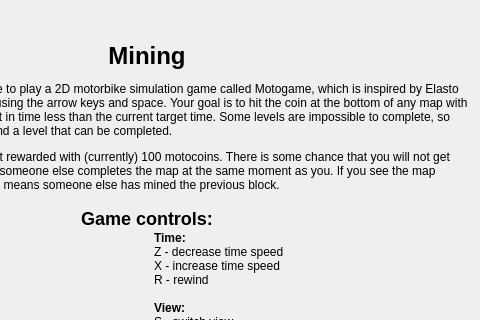
Above: src/qt/forms/gamehelpdialog.ui from motocoin-dev/motocoin before the change; both pictures show x 186 to 666 and y 0 to 320 of the 666 by 486 pixel window. Below: the same form after it.
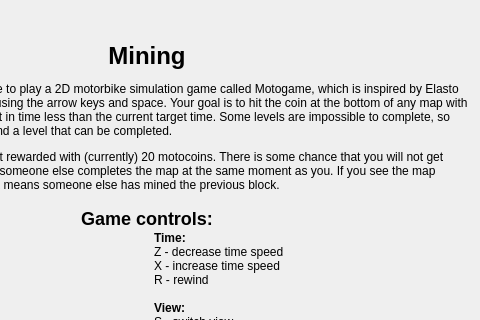
That is the form after the change.

Commit message: game help: change reward to 20 MOTO

Patch:
```diff
--- a/src/qt/forms/gamehelpdialog.ui
+++ b/src/qt/forms/gamehelpdialog.ui
@@ -32,7 +32,7 @@
 &lt;body&gt;
 &lt;h1 align=&quot;center&quot;&gt;Mining&lt;/h1&gt;
 &lt;p&gt;To mine &lt;b&gt;motocoins&lt;/b&gt; you will have to play a 2D motorbike simulation game called Motogame, which is inspired by Elasto Mania. You control your bike by using the arrow keys and space. Your goal is to hit the coin at the bottom of any map with a wheel or the helmet and to do it in time less than the current target time. Some levels are impossible to complete, so just keep pressing F6 until you find a level that can be completed.&lt;/p&gt;
-&lt;p&gt;When you hit the coin you will get rewarded with (currently) 100 motocoins. There is some chance that you will not get your reward - this may happen if someone else completes the map at the same moment as you. If you see the map suddenly change while playing, it means someone else has mined the previous block. &lt;/p&gt;
+&lt;p&gt;When you hit the coin you will get rewarded with (currently) 20 motocoins. There is some chance that you will not get your reward - this may happen if someone else completes the map at the same moment as you. If you see the map suddenly change while playing, it means someone else has mined the previous block. &lt;/p&gt;
 &lt;h2 align=&quot;center&quot;&gt;Game controls:&lt;/h2&gt;
 &lt;table&gt;
     &lt;tr&gt;
```
